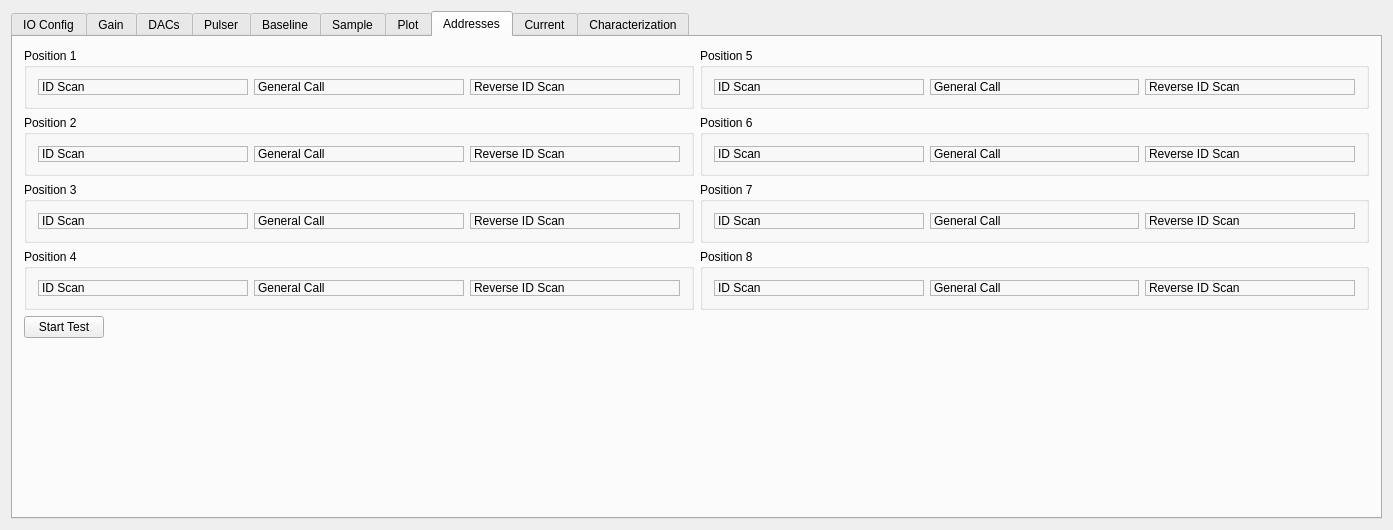
gsi-ee/drivers, file mbspex/gui/qt/apfel/ApfelWidget.ui: the form before one commit.
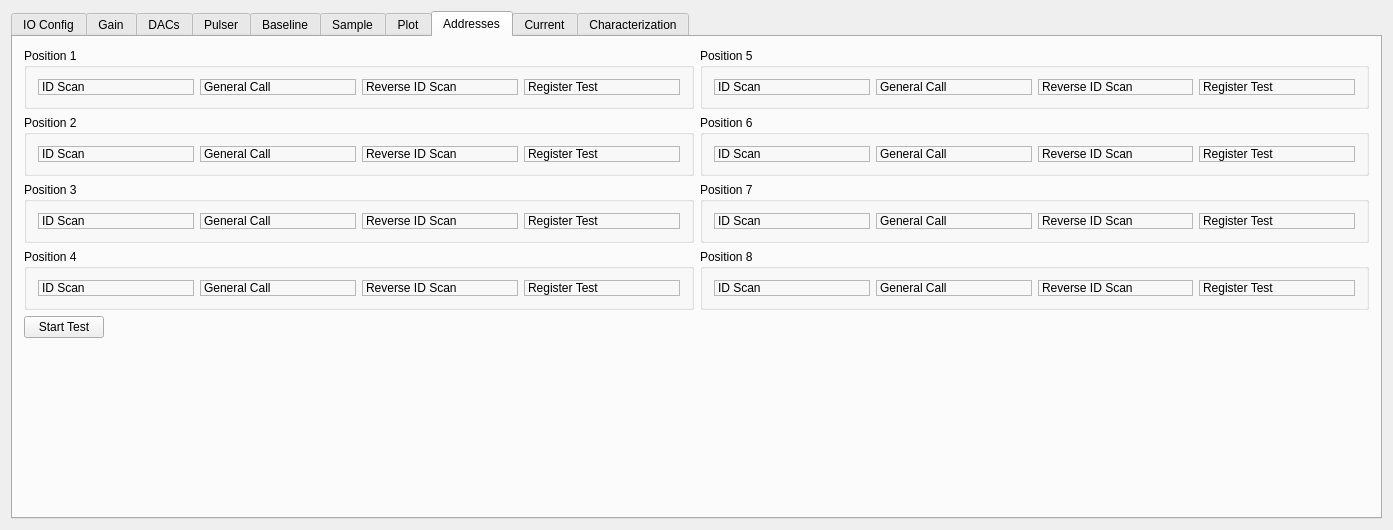
The form after the commit. The open tabs and pages were chosen to show the change. Custom widgets are drawn as their Qt base class.

Commit message: mbspex apfel gui: prepare for current measurement test. Add register test. bugfix for power switches.

What changed in the file:
```diff
--- a/mbspex/gui/qt/apfel/ApfelWidget.ui
+++ b/mbspex/gui/qt/apfel/ApfelWidget.ui
@@ -7353,6 +7353,25 @@
               </property>
              </widget>
             </item>
+            <item>
+             <widget class="QLabel" name="AdressRegisterTest_Label_1">
+              <property name="toolTip">
+               <string>Shows status of Register io test</string>
+              </property>
+              <property name="frameShape">
+               <enum>QFrame::StyledPanel</enum>
+              </property>
+              <property name="frameShadow">
+               <enum>QFrame::Sunken</enum>
+              </property>
+              <property name="lineWidth">
+               <number>2</number>
+              </property>
+              <property name="text">
+               <string>Register Test</string>
+              </property>
+             </widget>
+            </item>
            </layout>
           </widget>
          </item>
@@ -7419,6 +7438,25 @@
               </property>
              </widget>
             </item>
+            <item>
+             <widget class="QLabel" name="AdressRegisterTest_Label_5">
+              <property name="toolTip">
+               <string>Shows status of Register io test</string>
+              </property>
+              <property name="frameShape">
+               <enum>QFrame::StyledPanel</enum>
+              </property>
+              <property name="frameShadow">
+               <enum>QFrame::Sunken</enum>
+              </property>
+              <property name="lineWidth">
+               <number>2</number>
+              </property>
+              <property name="text">
+               <string>Register Test</string>
+              </property>
+             </widget>
+            </item>
            </layout>
           </widget>
          </item>
@@ -7485,6 +7523,25 @@
               </property>
              </widget>
             </item>
+            <item>
+             <widget class="QLabel" name="AdressRegisterTest_Label_2">
+              <property name="toolTip">
+               <string>Shows status of Register io test</string>
+              </property>
+              <property name="frameShape">
+               <enum>QFrame::StyledPanel</enum>
+              </property>
+              <property name="frameShadow">
+               <enum>QFrame::Sunken</enum>
+              </property>
+              <property name="lineWidth">
+               <number>2</number>
+              </property>
+              <property name="text">
+               <string>Register Test</string>
+              </property>
+             </widget>
+            </item>
            </layout>
           </widget>
          </item>
@@ -7551,6 +7608,25 @@
               </property>
              </widget>
             </item>
+            <item>
+             <widget class="QLabel" name="AdressRegisterTest_Label_6">
+              <property name="toolTip">
+               <string>Shows status of Register io test</string>
+              </property>
+              <property name="frameShape">
+               <enum>QFrame::StyledPanel</enum>
+              </property>
+              <property name="frameShadow">
+               <enum>QFrame::Sunken</enum>
+              </property>
+              <property name="lineWidth">
+               <number>2</number>
+              </property>
+              <property name="text">
+               <string>Register Test</string>
+              </property>
+             </widget>
+            </item>
            </layout>
           </widget>
          </item>
@@ -7617,6 +7693,25 @@
               </property>
              </widget>
             </item>
+            <item>
+             <widget class="QLabel" name="AdressRegisterTest_Label_3">
+              <property name="toolTip">
+               <string>Shows status of Register io test</string>
+              </property>
+              <property name="frameShape">
+               <enum>QFrame::StyledPanel</enum>
+              </property>
+              <property name="frameShadow">
+               <enum>QFrame::Sunken</enum>
+              </property>
+              <property name="lineWidth">
+               <number>2</number>
+              </property>
+              <property name="text">
+               <string>Register Test</string>
+              </property>
+             </widget>
+            </item>
            </layout>
           </widget>
          </item>
@@ -7683,6 +7778,25 @@
               </property>
              </widget>
             </item>
+            <item>
+             <widget class="QLabel" name="AdressRegisterTest_Label_7">
+              <property name="toolTip">
+               <string>Shows status of Register io test</string>
+              </property>
+              <property name="frameShape">
+               <enum>QFrame::StyledPanel</enum>
+              </property>
+              <property name="frameShadow">
+               <enum>QFrame::Sunken</enum>
+              </property>
+              <property name="lineWidth">
+               <number>2</number>
+              </property>
+              <property name="text">
+               <string>Register Test</string>
+              </property>
+             </widget>
+            </item>
            </layout>
           </widget>
          </item>
@@ -7749,6 +7863,25 @@
               </property>
              </widget>
             </item>
+            <item>
+             <widget class="QLabel" name="AdressRegisterTest_Label_4">
+              <property name="toolTip">
+               <string>Shows status of Register io test</string>
+              </property>
+              <property name="frameShape">
+               <enum>QFrame::StyledPanel</enum>
+              </property>
+              <property name="frameShadow">
+               <enum>QFrame::Sunken</enum>
+              </property>
+              <property name="lineWidth">
+               <number>2</number>
+              </property>
+              <property name="text">
+               <string>Register Test</string>
+              </property>
+             </widget>
+            </item>
            </layout>
           </widget>
          </item>
@@ -7815,6 +7948,25 @@
               </property>
              </widget>
             </item>
+            <item>
+             <widget class="QLabel" name="AdressRegisterTest_Label_8">
+              <property name="toolTip">
+               <string>Shows status of Register io test</string>
+              </property>
+              <property name="frameShape">
+               <enum>QFrame::StyledPanel</enum>
+              </property>
+              <property name="frameShadow">
+               <enum>QFrame::Sunken</enum>
+              </property>
+              <property name="lineWidth">
+               <number>2</number>
+              </property>
+              <property name="text">
+               <string>Register Test</string>
+              </property>
+             </widget>
+            </item>
            </layout>
           </widget>
          </item>
```
Left out of the diff: 204 changed lines with no effect on the pictures. The commit also changes 8 other files.
